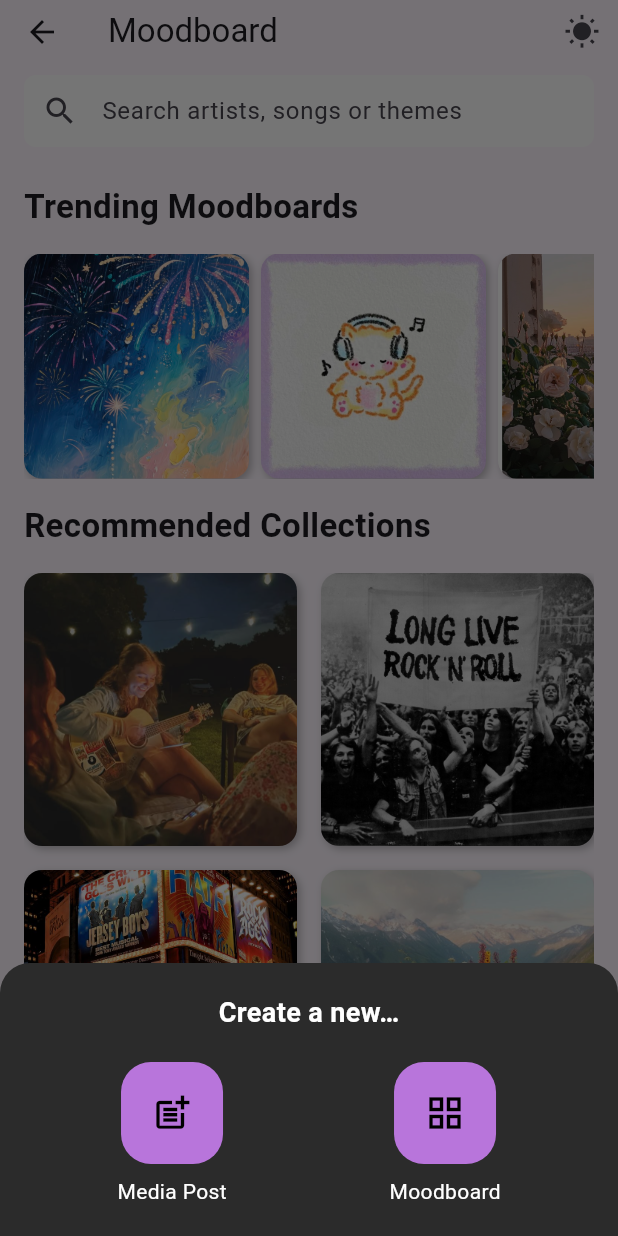
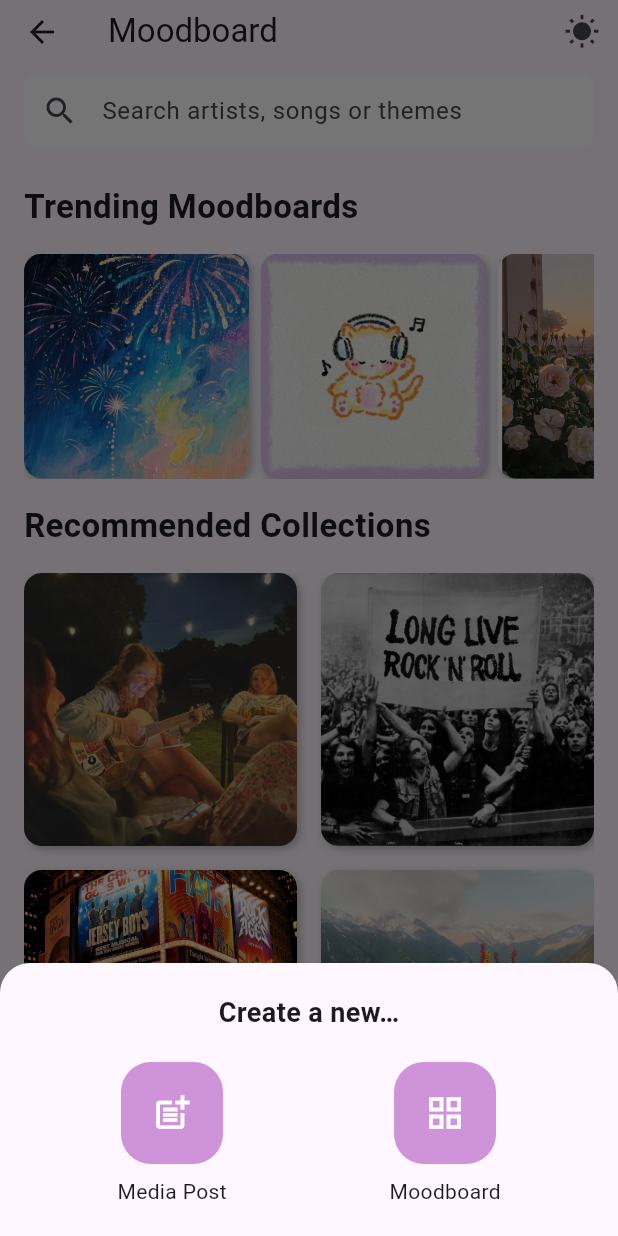
Before and after one commit to NotSakura/Melofy, a Flutter app: the ExplorePage screen opened directly, item 3 of the bottom bar chosen, on a phone screen of 412 x 824 dp. Run offline on Flutter 3.47's test engine with Material 3 defaults, Android fonts, the phone set to English and light mode, and no system bars; network calls fail.

Commit message:
light mode to nav bar

```diff
--- a/frontend/lib/widgets/bottom_nav_bar.dart
+++ b/frontend/lib/widgets/bottom_nav_bar.dart
@@ -1,4 +1,3 @@
-// lib/widgets/custom_bottom_nav_bar.dart
 import 'package:flutter/material.dart';
 import 'package:frontend/screens/home.dart';
 import '../screens/explore.dart';
@@ -10,9 +9,13 @@ class BottomNavBar extends StatelessWidget {
   const BottomNavBar({super.key, required this.currentIndex});
 
   void _showCreateModal(BuildContext context) {
+    final theme = Theme.of(context);
+
     showModalBottomSheet(
       context: context,
-      backgroundColor: const Color(0xFF2B2B2B),
+      backgroundColor:
+          theme.bottomSheetTheme.backgroundColor ??
+          theme.scaffoldBackgroundColor,
       shape: const RoundedRectangleBorder(
         borderRadius: BorderRadius.vertical(top: Radius.circular(20)),
       ),
@@ -22,12 +25,12 @@ class BottomNavBar extends StatelessWidget {
           child: Column(
             mainAxisSize: MainAxisSize.min,
             children: [
-              const Text(
+              Text(
                 'Create a new…',
                 style: TextStyle(
                   fontSize: 18,
                   fontWeight: FontWeight.w600,
-                  color: Colors.white,
+                  color: theme.textTheme.bodyLarge?.color ?? Colors.white,
                 ),
               ),
               const SizedBox(height: 20),
@@ -66,10 +69,28 @@ class BottomNavBar extends StatelessWidget {
 
   @override
   Widget build(BuildContext context) {
-    return BottomNavigationBar(
-      backgroundColor: Colors.black,
-      selectedItemColor: Colors.white,
-      unselectedItemColor: Colors.white38,
+    final theme = Theme.of(context);
+
+    return Container(
+      decoration: BoxDecoration(
+        boxShadow: [
+          BoxShadow(
+            color: theme.brightness == Brightness.dark
+                ? Colors.black.withOpacity(0.3)
+                : Colors.grey.withOpacity(0.15),
+            spreadRadius: 1,
+            blurRadius: 8,
+            offset: const Offset(
+              0,
+              -3,
+            ), // Shadow upwards since nav bar is at bottom
+          ),
+        ],
+      ),
+      child: BottomNavigationBar(
+        backgroundColor: theme.bottomNavigationBarTheme.backgroundColor,
+        selectedItemColor: theme.bottomNavigationBarTheme.selectedItemColor,
+        unselectedItemColor: theme.bottomNavigationBarTheme.unselectedItemColor,
         currentIndex: currentIndex,
         type: BottomNavigationBarType.fixed,
         onTap: (index) {
@@ -100,6 +121,7 @@ class BottomNavBar extends StatelessWidget {
           ),
           BottomNavigationBarItem(icon: Icon(Icons.person_outline), label: ''),
         ],
+      ),
     );
   }
 }
@@ -117,20 +139,34 @@ class _ModalOption extends StatelessWidget {
 
   @override
   Widget build(BuildContext context) {
+    final theme = Theme.of(context);
+    final isDark = theme.brightness == Brightness.dark;
+
     return GestureDetector(
       onTap: onTap,
       child: Column(
         children: [
           Container(
             decoration: BoxDecoration(
-              color: const Color.fromARGB(255, 184, 117, 219),
+              color: isDark
+                  ? const Color.fromARGB(255, 184, 117, 219)
+                  : Colors.purple.shade200,
               borderRadius: BorderRadius.circular(20),
             ),
             padding: const EdgeInsets.all(20),
-            child: Icon(icon, size: 28, color: Colors.black),
+            child: Icon(
+              icon,
+              size: 28,
+              color: isDark ? Colors.black : Colors.white,
+            ),
           ),
           const SizedBox(height: 8),
-          Text(label, style: const TextStyle(color: Colors.white)),
+          Text(
+            label,
+            style: theme.textTheme.bodyMedium?.copyWith(
+              color: theme.textTheme.bodyLarge?.color,
+            ),
+          ),
         ],
       ),
     );
```
Lines whose indentation alone changed are shown as unchanged.
